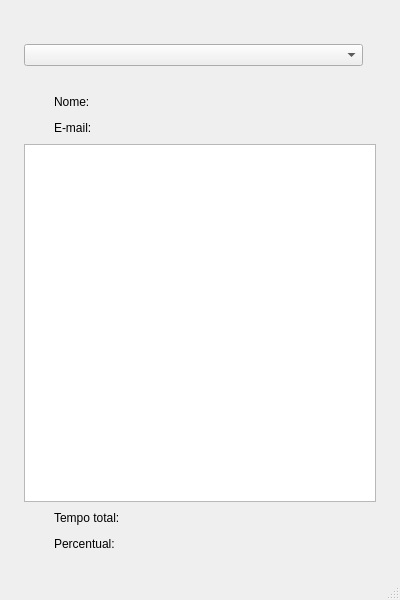
Before: the Qt Designer form Controle_UsoDeEquipamento/GUI/telaHistDeUso.ui in gpenello/ControleDeUso, drawn with Qt 5.
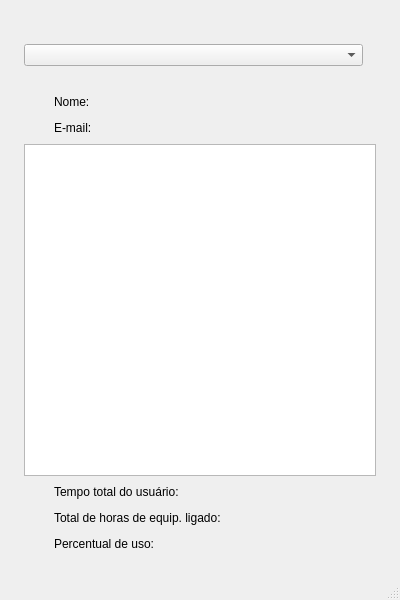
After: the same form once the commit is applied.

Commit message: Adicionando percentual de uso

```diff
--- a/Controle_UsoDeEquipamento/GUI/telaHistDeUso.ui
+++ b/Controle_UsoDeEquipamento/GUI/telaHistDeUso.ui
@@ -307,7 +307,7 @@
            </sizepolicy>
           </property>
           <property name="text">
-           <string>Tempo total:       </string>
+           <string>Tempo total do usuário:       </string>
           </property>
          </widget>
         </item>
@@ -366,12 +366,12 @@
            </sizepolicy>
           </property>
           <property name="text">
-           <string>Percentual:       </string>
+           <string>Total de horas de equip. ligado:</string>
           </property>
          </widget>
         </item>
         <item>
-         <widget class="QLabel" name="lbl_percentual">
+         <widget class="QLabel" name="lbl_totalLigado">
           <property name="minimumSize">
            <size>
             <width>50</width>
@@ -398,6 +398,65 @@
         </item>
        </layout>
       </item>
+      <item>
+       <layout class="QHBoxLayout" name="horizontalLayout_10">
+        <item>
+         <spacer name="horizontalSpacer_20">
+          <property name="orientation">
+           <enum>Qt::Horizontal</enum>
+          </property>
+          <property name="sizeType">
+           <enum>QSizePolicy::Fixed</enum>
+          </property>
+          <property name="sizeHint" stdset="0">
+           <size>
+            <width>30</width>
+            <height>20</height>
+           </size>
+          </property>
+         </spacer>
+        </item>
+        <item>
+         <widget class="QLabel" name="label_9">
+          <property name="sizePolicy">
+           <sizepolicy hsizetype="Fixed" vsizetype="Preferred">
+            <horstretch>0</horstretch>
+            <verstretch>0</verstretch>
+           </sizepolicy>
+          </property>
+          <property name="text">
+           <string>Percentual de uso:</string>
+          </property>
+         </widget>
+        </item>
+        <item>
+         <widget class="QLabel" name="lbl_percentual">
+          <property name="minimumSize">
+           <size>
+            <width>50</width>
+            <height>0</height>
+           </size>
+          </property>
+          <property name="text">
+           <string/>
+          </property>
+         </widget>
+        </item>
+        <item>
+         <spacer name="horizontalSpacer_21">
+          <property name="orientation">
+           <enum>Qt::Horizontal</enum>
+          </property>
+          <property name="sizeHint" stdset="0">
+           <size>
+            <width>40</width>
+            <height>20</height>
+           </size>
+          </property>
+         </spacer>
+        </item>
+       </layout>
+      </item>
      </layout>
     </item>
    </layout>
```
The commit also changes 3 other files.
